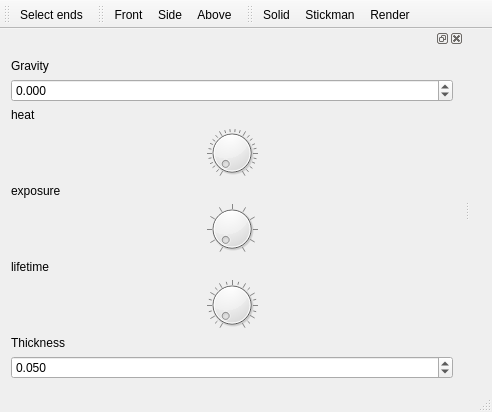
Above: src/mainwindow.ui from jhud/abtsynth before the change. Below: the same form after it.
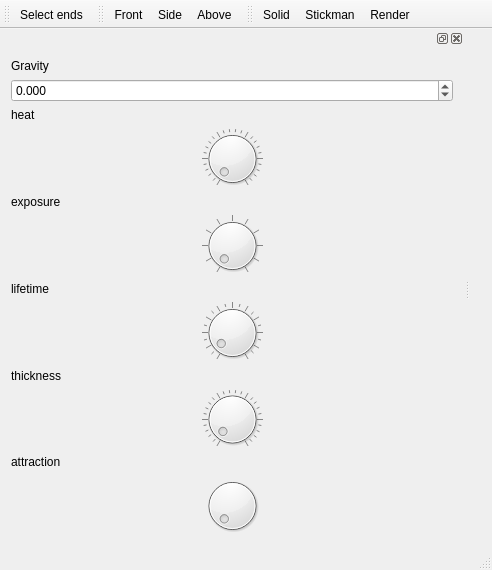
That is the form after the change. Custom widgets are drawn as their Qt base class.

```diff
--- a/src/mainwindow.ui
+++ b/src/mainwindow.ui
@@ -7,7 +7,7 @@
     <x>0</x>
     <y>0</y>
     <width>492</width>
-    <height>412</height>
+    <height>570</height>
    </rect>
   </property>
   <property name="windowTitle">
@@ -203,6 +203,9 @@
        <property name="pageStep">
         <number>100</number>
        </property>
+       <property name="value">
+        <number>100</number>
+       </property>
        <property name="notchTarget">
         <double>5.000000000000000</double>
        </property>
@@ -214,29 +217,33 @@
      <item>
       <widget class="QLabel" name="label_4">
        <property name="text">
-        <string>Thickness</string>
+        <string>thickness</string>
        </property>
       </widget>
      </item>
      <item>
-      <widget class="QDoubleSpinBox" name="thickness">
-       <property name="decimals">
-        <number>3</number>
-       </property>
+      <widget class="QDial" name="thickness">
        <property name="minimum">
-        <double>0.001000000000000</double>
-       </property>
-       <property name="maximum">
-        <double>0.200000000000000</double>
-       </property>
-       <property name="singleStep">
-        <double>0.001000000000000</double>
+        <number>1</number>
        </property>
        <property name="value">
-        <double>0.050000000000000</double>
+        <number>3</number>
        </property>
+       <property name="notchesVisible">
+        <bool>true</bool>
+       </property>
       </widget>
      </item>
+     <item>
+      <widget class="QLabel" name="label_6">
+       <property name="text">
+        <string>attraction</string>
+       </property>
+      </widget>
+     </item>
+     <item>
+      <widget class="QDial" name="attraction"/>
+     </item>
      <item>
       <spacer name="verticalSpacer">
        <property name="orientation">
```
Left out of the diff: 10 changed lines with no effect on the pictures.
